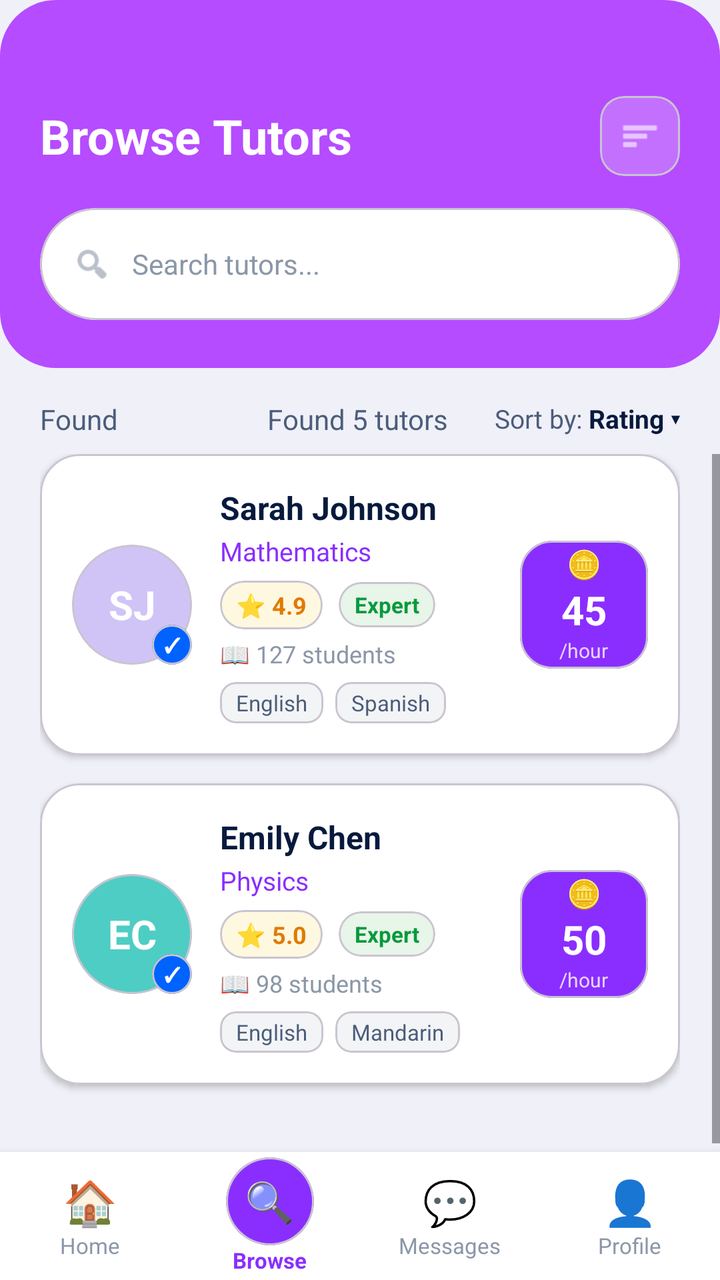
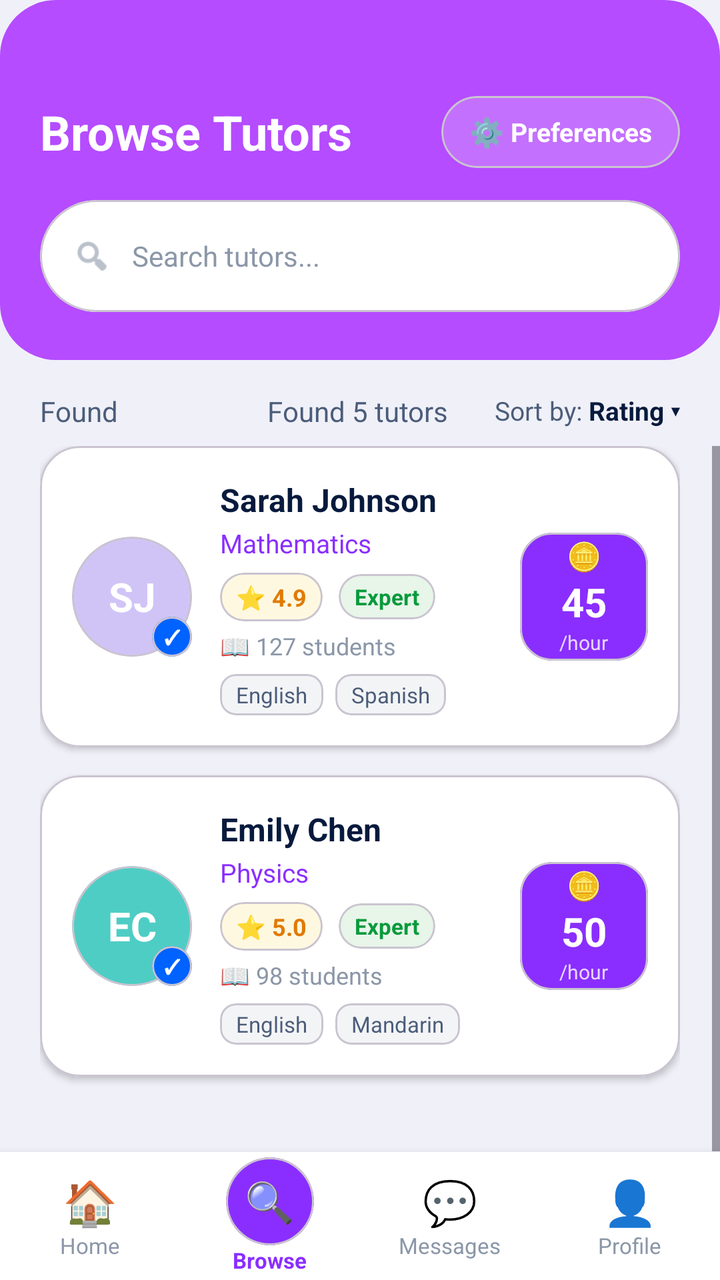

The first picture is an Android layout as it rendered before a commit; the second is the same layout after the commit. The layout source and the unified diff follow.
<!-- AndroidManifest.xml: application theme Theme.PeerTutoringApollo -->
<!-- res/layout/activity_browse_tutors.xml -->
<?xml version="1.0" encoding="utf-8"?>
<LinearLayout xmlns:android="http://schemas.android.com/apk/res/android"
    xmlns:app="http://schemas.android.com/apk/res-auto"
    android:layout_width="match_parent"
    android:layout_height="match_parent"
    android:orientation="vertical"
    android:background="#F0F0F8">

    
    <LinearLayout
        android:layout_width="match_parent"
        android:layout_height="wrap_content"
        android:orientation="vertical"
        android:background="@drawable/bg_button_gradient"
        android:paddingTop="48dp"
        android:paddingBottom="24dp"
        android:paddingHorizontal="20dp">

        
        <LinearLayout
            android:layout_width="match_parent"
            android:layout_height="wrap_content"
            android:orientation="horizontal"
            android:gravity="center_vertical"
            android:layout_marginBottom="16dp">

            <TextView
                android:layout_width="0dp"
                android:layout_height="wrap_content"
                android:layout_weight="1"
                android:text="Browse Tutors"
                android:textColor="#FFFFFF"
                android:textSize="24sp"
                android:textStyle="bold" />

            
            <com.google.android.material.card.MaterialCardView
                android:id="@+id/btnFilter"
                android:layout_width="40dp"
                android:layout_height="40dp"
                app:cardCornerRadius="12dp"
                app:cardBackgroundColor="#33FFFFFF"
                app:cardElevation="0dp">

                <ImageView
                    android:layout_width="match_parent"
                    android:layout_height="match_parent"
                    android:padding="10dp"
                    android:src="@android:drawable/ic_menu_sort_by_size"
                    app:tint="#FFFFFF" />
            </com.google.android.material.card.MaterialCardView>
        </LinearLayout>

        
        <com.google.android.material.card.MaterialCardView
            android:layout_width="match_parent"
            android:layout_height="wrap_content"
            app:cardCornerRadius="28dp"
            app:cardBackgroundColor="#FFFFFF"
            app:cardElevation="0dp">

            <LinearLayout
                android:layout_width="match_parent"
                android:layout_height="wrap_content"
                android:orientation="horizontal"
                android:gravity="center_vertical"
                android:paddingHorizontal="16dp"
                android:paddingVertical="4dp">

                <ImageView
                    android:layout_width="20dp"
                    android:layout_height="20dp"
                    android:src="@android:drawable/ic_menu_search"
                    app:tint="#8B97A8"
                    android:layout_marginEnd="10dp" />

                <EditText
                    android:id="@+id/etSearchTutor"
                    android:layout_width="match_parent"
                    android:layout_height="48dp"
                    android:hint="Search tutors..."
                    android:textColorHint="#8B97A8"
                    android:textColor="#071A3D"
                    android:textSize="14sp"
                    android:background="@null"
                    android:inputType="text" />
            </LinearLayout>
        </com.google.android.material.card.MaterialCardView>
    </LinearLayout>

    
    <LinearLayout
        android:layout_width="match_parent"
        android:layout_height="wrap_content"
        android:orientation="horizontal"
        android:gravity="center_vertical"
        android:paddingHorizontal="20dp"
        android:paddingTop="16dp"
        android:paddingBottom="8dp">

        <TextView
            android:layout_width="0dp"
            android:layout_height="wrap_content"
            android:layout_weight="1"
            android:text="Found "
            android:textColor="#4B5D7A"
            android:textSize="14sp" />

        
        <TextView
            android:id="@+id/tvResultCount"
            android:layout_width="0dp"
            android:layout_height="wrap_content"
            android:layout_weight="1"
            android:text="Found 5 tutors"
            android:textColor="#4B5D7A"
            android:textSize="14sp" />

        <LinearLayout
            android:layout_width="wrap_content"
            android:layout_height="wrap_content"
            android:orientation="horizontal"
            android:gravity="center_vertical">

            <TextView
                android:layout_width="wrap_content"
                android:layout_height="wrap_content"
                android:text="Sort by: "
                android:textColor="#4B5D7A"
                android:textSize="13sp" />

            <TextView
                android:id="@+id/tvSort"
                android:layout_width="wrap_content"
                android:layout_height="wrap_content"
                android:text="Rating ▾"
                android:textColor="#071A3D"
                android:textSize="13sp"
                android:textStyle="bold" />
        </LinearLayout>
    </LinearLayout>

    
    <ScrollView
        android:layout_width="match_parent"
        android:layout_height="0dp"
        android:layout_weight="1"
        android:fillViewport="true">

        <LinearLayout
            android:id="@+id/layoutTutorList"
            android:layout_width="match_parent"
            android:layout_height="wrap_content"
            android:orientation="vertical"
            android:paddingHorizontal="20dp"
            android:paddingBottom="24dp">

            
            <com.google.android.material.card.MaterialCardView
                android:id="@+id/cardTutor1"
                android:layout_width="match_parent"
                android:layout_height="wrap_content"
                android:layout_marginBottom="14dp"
                app:cardCornerRadius="20dp"
                app:cardBackgroundColor="#FFFFFF"
                app:cardElevation="2dp">

                <LinearLayout
                    android:layout_width="match_parent"
                    android:layout_height="wrap_content"
                    android:orientation="horizontal"
                    android:gravity="center_vertical"
                    android:padding="16dp">

                    <FrameLayout android:layout_width="60dp" android:layout_height="60dp" android:layout_marginEnd="14dp">
                        <com.google.android.material.card.MaterialCardView android:layout_width="60dp" android:layout_height="60dp" app:cardCornerRadius="30dp" app:cardBackgroundColor="#D0C4F7" app:cardElevation="0dp">
                            <TextView android:layout_width="match_parent" android:layout_height="match_parent" android:gravity="center" android:text="SJ" android:textColor="#FFFFFF" android:textSize="20sp" android:textStyle="bold" />
                        </com.google.android.material.card.MaterialCardView>
                        <com.google.android.material.card.MaterialCardView android:layout_width="20dp" android:layout_height="20dp" android:layout_gravity="bottom|end" app:cardCornerRadius="10dp" app:cardBackgroundColor="#0062FF" app:cardElevation="0dp">
                            <TextView android:layout_width="match_parent" android:layout_height="match_parent" android:gravity="center" android:text="✓" android:textColor="#FFFFFF" android:textSize="10sp" android:textStyle="bold" />
                        </com.google.android.material.card.MaterialCardView>
                    </FrameLayout>

                    <LinearLayout android:layout_width="0dp" android:layout_height="wrap_content" android:layout_weight="1" android:orientation="vertical">
                        <TextView android:layout_width="wrap_content" android:layout_height="wrap_content" android:text="Sarah Johnson" android:textColor="#071A3D" android:textSize="16sp" android:textStyle="bold" />
                        <TextView android:layout_width="wrap_content" android:layout_height="wrap_content" android:text="Mathematics" android:textColor="#8A2EFF" android:textSize="13sp" android:layout_marginTop="2dp" />

                        <LinearLayout android:layout_width="wrap_content" android:layout_height="wrap_content" android:orientation="horizontal" android:gravity="center_vertical" android:layout_marginTop="6dp">
                            <com.google.android.material.card.MaterialCardView android:layout_width="wrap_content" android:layout_height="wrap_content" android:layout_marginEnd="8dp" app:cardCornerRadius="12dp" app:cardBackgroundColor="#FFF8E1" app:cardElevation="0dp">
                                <LinearLayout android:layout_width="wrap_content" android:layout_height="wrap_content" android:orientation="horizontal" android:gravity="center_vertical" android:paddingHorizontal="8dp" android:paddingVertical="4dp">
                                    <TextView android:layout_width="wrap_content" android:layout_height="wrap_content" android:text="⭐ 4.9" android:textColor="#E07B00" android:textSize="12sp" android:textStyle="bold" />
                                </LinearLayout>
                            </com.google.android.material.card.MaterialCardView>
                            <com.google.android.material.card.MaterialCardView android:layout_width="wrap_content" android:layout_height="wrap_content" app:cardCornerRadius="12dp" app:cardBackgroundColor="#E8F5E9" app:cardElevation="0dp">
                                <TextView android:layout_width="wrap_content" android:layout_height="wrap_content" android:paddingHorizontal="8dp" android:paddingVertical="4dp" android:text="Expert" android:textColor="#089A3C" android:textSize="11sp" android:textStyle="bold" />
                            </com.google.android.material.card.MaterialCardView>
                        </LinearLayout>

                        <TextView android:layout_width="wrap_content" android:layout_height="wrap_content" android:text="📖 127 students" android:textColor="#8B97A8" android:textSize="12sp" android:layout_marginTop="4dp" />

                        
                        <LinearLayout android:layout_width="wrap_content" android:layout_height="wrap_content" android:orientation="horizontal" android:layout_marginTop="6dp">
                            <com.google.android.material.card.MaterialCardView android:layout_width="wrap_content" android:layout_height="wrap_content" android:layout_marginEnd="6dp" app:cardCornerRadius="8dp" app:cardBackgroundColor="#F3F4F6" app:cardElevation="0dp">
                                <TextView android:layout_width="wrap_content" android:layout_height="wrap_content" android:paddingHorizontal="8dp" android:paddingVertical="3dp" android:text="English" android:textColor="#4B5D7A" android:textSize="11sp" />
                            </com.google.android.material.card.MaterialCardView>
                            <com.google.android.material.card.MaterialCardView android:layout_width="wrap_content" android:layout_height="wrap_content" app:cardCornerRadius="8dp" app:cardBackgroundColor="#F3F4F6" app:cardElevation="0dp">
                                <TextView android:layout_width="wrap_content" android:layout_height="wrap_content" android:paddingHorizontal="8dp" android:paddingVertical="3dp" android:text="Spanish" android:textColor="#4B5D7A" android:textSize="11sp" />
                            </com.google.android.material.card.MaterialCardView>
                        </LinearLayout>
                    </LinearLayout>

                    <com.google.android.material.card.MaterialCardView android:layout_width="64dp" android:layout_height="64dp" app:cardCornerRadius="16dp" app:cardBackgroundColor="#8A2EFF" app:cardElevation="0dp">
                        <LinearLayout android:layout_width="match_parent" android:layout_height="match_parent" android:orientation="vertical" android:gravity="center">
                            <TextView android:layout_width="wrap_content" android:layout_height="wrap_content" android:text="🪙" android:textSize="14sp" />
                            <TextView android:layout_width="wrap_content" android:layout_height="wrap_content" android:text="45" android:textColor="#FFFFFF" android:textSize="20sp" android:textStyle="bold" />
                            <TextView android:layout_width="wrap_content" android:layout_height="wrap_content" android:text="/hour" android:textColor="#CCFFFFFF" android:textSize="10sp" />
                        </LinearLayout>
                    </com.google.android.material.card.MaterialCardView>
                </LinearLayout>
            </com.google.android.material.card.MaterialCardView>

            
            <com.google.android.material.card.MaterialCardView
                android:id="@+id/cardTutor2"
                android:layout_width="match_parent"
                android:layout_height="wrap_content"
                android:layout_marginBottom="14dp"
                app:cardCornerRadius="20dp"
                app:cardBackgroundColor="#FFFFFF"
                app:cardElevation="2dp">

                <LinearLayout android:layout_width="match_parent" android:layout_height="wrap_content" android:orientation="horizontal" android:gravity="center_vertical" android:padding="16dp">
                    <FrameLayout android:layout_width="60dp" android:layout_height="60dp" android:layout_marginEnd="14dp">
                        <com.google.android.material.card.MaterialCardView android:layout_width="60dp" android:layout_height="60dp" app:cardCornerRadius="30dp" app:cardBackgroundColor="#4ECDC4" app:cardElevation="0dp">
                            <TextView android:layout_width="match_parent" android:layout_height="match_parent" android:gravity="center" android:text="EC" android:textColor="#FFFFFF" android:textSize="20sp" android:textStyle="bold" />
                        </com.google.android.material.card.MaterialCardView>
                        <com.google.android.material.card.MaterialCardView android:layout_width="20dp" android:layout_height="20dp" android:layout_gravity="bottom|end" app:cardCornerRadius="10dp" app:cardBackgroundColor="#0062FF" app:cardElevation="0dp">
                            <TextView android:layout_width="match_parent" android:layout_height="match_parent" android:gravity="center" android:text="✓" android:textColor="#FFFFFF" android:textSize="10sp" android:textStyle="bold" />
                        </com.google.android.material.card.MaterialCardView>
                    </FrameLayout>

                    <LinearLayout android:layout_width="0dp" android:layout_height="wrap_content" android:layout_weight="1" android:orientation="vertical">
                        <TextView android:layout_width="wrap_content" android:layout_height="wrap_content" android:text="Emily Chen" android:textColor="#071A3D" android:textSize="16sp" android:textStyle="bold" />
                        <TextView android:layout_width="wrap_content" android:layout_height="wrap_content" android:text="Physics" android:textColor="#8A2EFF" android:textSize="13sp" android:layout_marginTop="2dp" />
                        <LinearLayout android:layout_width="wrap_content" android:layout_height="wrap_content" android:orientation="horizontal" android:gravity="center_vertical" android:layout_marginTop="6dp">
                            <com.google.android.material.card.MaterialCardView android:layout_width="wrap_content" android:layout_height="wrap_content" android:layout_marginEnd="8dp" app:cardCornerRadius="12dp" app:cardBackgroundColor="#FFF8E1" app:cardElevation="0dp">
                                <LinearLayout android:layout_width="wrap_content" android:layout_height="wrap_content" android:paddingHorizontal="8dp" android:paddingVertical="4dp">
                                    <TextView android:layout_width="wrap_content" android:layout_height="wrap_content" android:text="⭐ 5.0" android:textColor="#E07B00" android:textSize="12sp" android:textStyle="bold" />
                                </LinearLayout>
                            </com.google.android.material.card.MaterialCardView>
                            <com.google.android.material.card.MaterialCardView android:layout_width="wrap_content" android:layout_height="wrap_content" app:cardCornerRadius="12dp" app:cardBackgroundColor="#E8F5E9" app:cardElevation="0dp">
                                <TextView android:layout_width="wrap_content" android:layout_height="wrap_content" android:paddingHorizontal="8dp" android:paddingVertical="4dp" android:text="Expert" android:textColor="#089A3C" android:textSize="11sp" android:textStyle="bold" />
                            </com.google.android.material.card.MaterialCardView>
                        </LinearLayout>
                        <TextView android:layout_width="wrap_content" android:layout_height="wrap_content" android:text="📖 98 students" android:textColor="#8B97A8" android:textSize="12sp" android:layout_marginTop="4dp" />
                        <LinearLayout android:layout_width="wrap_content" android:layout_height="wrap_content" android:orientation="horizontal" android:layout_marginTop="6dp">
                            <com.google.android.material.card.MaterialCardView android:layout_width="wrap_content" android:layout_height="wrap_content" android:layout_marginEnd="6dp" app:cardCornerRadius="8dp" app:cardBackgroundColor="#F3F4F6" app:cardElevation="0dp">
                                <TextView android:layout_width="wrap_content" android:layout_height="wrap_content" android:paddingHorizontal="8dp" android:paddingVertical="3dp" android:text="English" android:textColor="#4B5D7A" android:textSize="11sp" />
                            </com.google.android.material.card.MaterialCardView>
                            <com.google.android.material.card.MaterialCardView android:layout_width="wrap_content" android:layout_height="wrap_content" app:cardCornerRadius="8dp" app:cardBackgroundColor="#F3F4F6" app:cardElevation="0dp">
                                <TextView android:layout_width="wrap_content" android:layout_height="wrap_content" android:paddingHorizontal="8dp" android:paddingVertical="3dp" android:text="Mandarin" android:textColor="#4B5D7A" android:textSize="11sp" />
                            </com.google.android.material.card.MaterialCardView>
                        </LinearLayout>
                    </LinearLayout>

                    <com.google.android.material.card.MaterialCardView android:layout_width="64dp" android:layout_height="64dp" app:cardCornerRadius="16dp" app:cardBackgroundColor="#8A2EFF" app:cardElevation="0dp">
                        <LinearLayout android:layout_width="match_parent" android:layout_height="match_parent" android:orientation="vertical" android:gravity="center">
                            <TextView android:layout_width="wrap_content" android:layout_height="wrap_content" android:text="🪙" android:textSize="14sp" />
                            <TextView android:layout_width="wrap_content" android:layout_height="wrap_content" android:text="50" android:textColor="#FFFFFF" android:textSize="20sp" android:textStyle="bold" />
                            <TextView android:layout_width="wrap_content" android:layout_height="wrap_content" android:text="/hour" android:textColor="#CCFFFFFF" android:textSize="10sp" />
                        </LinearLayout>
                    </com.google.android.material.card.MaterialCardView>
                </LinearLayout>
            </com.google.android.material.card.MaterialCardView>

        </LinearLayout>
    </ScrollView>

    
    <LinearLayout android:layout_width="match_parent" android:layout_height="64dp" android:orientation="horizontal" android:background="#FFFFFF" android:elevation="8dp">
        <LinearLayout android:id="@+id/navHome" android:layout_width="0dp" android:layout_height="match_parent" android:layout_weight="1" android:orientation="vertical" android:gravity="center">
            <TextView android:layout_width="wrap_content" android:layout_height="wrap_content" android:text="🏠" android:textSize="22sp" />
            <TextView android:layout_width="wrap_content" android:layout_height="wrap_content" android:text="Home" android:textColor="#8B97A8" android:textSize="11sp" />
        </LinearLayout>
        <LinearLayout android:id="@+id/navBrowse" android:layout_width="0dp" android:layout_height="match_parent" android:layout_weight="1" android:orientation="vertical" android:gravity="center">
            <com.google.android.material.card.MaterialCardView android:layout_width="44dp" android:layout_height="44dp" app:cardCornerRadius="22dp" app:cardBackgroundColor="#8A2EFF" app:cardElevation="0dp">
                <LinearLayout android:layout_width="match_parent" android:layout_height="match_parent" android:gravity="center">
                    <TextView android:layout_width="wrap_content" android:layout_height="wrap_content" android:text="🔍" android:textSize="20sp" />
                </LinearLayout>
            </com.google.android.material.card.MaterialCardView>
            <TextView android:layout_width="wrap_content" android:layout_height="wrap_content" android:text="Browse" android:textColor="#8A2EFF" android:textSize="11sp" android:textStyle="bold" />
        </LinearLayout>
        <LinearLayout android:id="@+id/navMessages" android:layout_width="0dp" android:layout_height="match_parent" android:layout_weight="1" android:orientation="vertical" android:gravity="center">
            <TextView android:layout_width="wrap_content" android:layout_height="wrap_content" android:text="💬" android:textSize="22sp" />
            <TextView android:layout_width="wrap_content" android:layout_height="wrap_content" android:text="Messages" android:textColor="#8B97A8" android:textSize="11sp" />
        </LinearLayout>
        <LinearLayout android:id="@+id/navProfile" android:layout_width="0dp" android:layout_height="match_parent" android:layout_weight="1" android:orientation="vertical" android:gravity="center">
            <TextView android:layout_width="wrap_content" android:layout_height="wrap_content" android:text="👤" android:textSize="22sp" />
            <TextView android:layout_width="wrap_content" android:layout_height="wrap_content" android:text="Profile" android:textColor="#8B97A8" android:textSize="11sp" />
        </LinearLayout>
    </LinearLayout>

</LinearLayout>
<!-- resources referenced by this layout -->
<resources>
  <!-- drawable bg_button_gradient (drawable) -->
  <?xml version="1.0" encoding="utf-8"?>
  <shape xmlns:android="http://schemas.android.com/apk/res/android">
      <gradient
          android:startColor="#B54CFF"
          android:endColor="#B54CFF"
          android:angle="0" />
      <corners android:radius="28dp" />
  </shape>
  <style name="Theme.PeerTutoringApollo" parent="Base.Theme.PeerTutoringApollo" />
  <style name="Base.Theme.PeerTutoringApollo" parent="Theme.Material3.DayNight.NoActionBar">
          
          
      </style>
</resources>

<!-- the commit's change to res/layout/activity_browse_tutors.xml (unified diff, before → after) -->
@@ -36,18 +36,34 @@
             
             <com.google.android.material.card.MaterialCardView
                 android:id="@+id/btnFilter"
-                android:layout_width="40dp"
-                android:layout_height="40dp"
-                app:cardCornerRadius="12dp"
+                android:layout_width="wrap_content"
+                android:layout_height="36dp"
+                app:cardCornerRadius="18dp"
                 app:cardBackgroundColor="#33FFFFFF"
                 app:cardElevation="0dp">
 
-                <ImageView
-                    android:layout_width="match_parent"
+                <LinearLayout
+                    android:layout_width="wrap_content"
                     android:layout_height="match_parent"
-                    android:padding="10dp"
-                    android:src="@android:drawable/ic_menu_sort_by_size"
-                    app:tint="#FFFFFF" />
+                    android:orientation="horizontal"
+                    android:gravity="center_vertical"
+                    android:paddingHorizontal="14dp"
+                    android:paddingVertical="6dp">
+
+                    <TextView
+                        android:layout_width="wrap_content"
+                        android:layout_height="wrap_content"
+                        android:text="⚙️"
+                        android:textSize="14sp" />
+
+                    <TextView
+                        android:layout_width="wrap_content"
+                        android:layout_height="wrap_content"
+                        android:text=" Preferences"
+                        android:textColor="#FFFFFF"
+                        android:textSize="13sp"
+                        android:textStyle="bold" />
+                </LinearLayout>
             </com.google.android.material.card.MaterialCardView>
         </LinearLayout>
 
